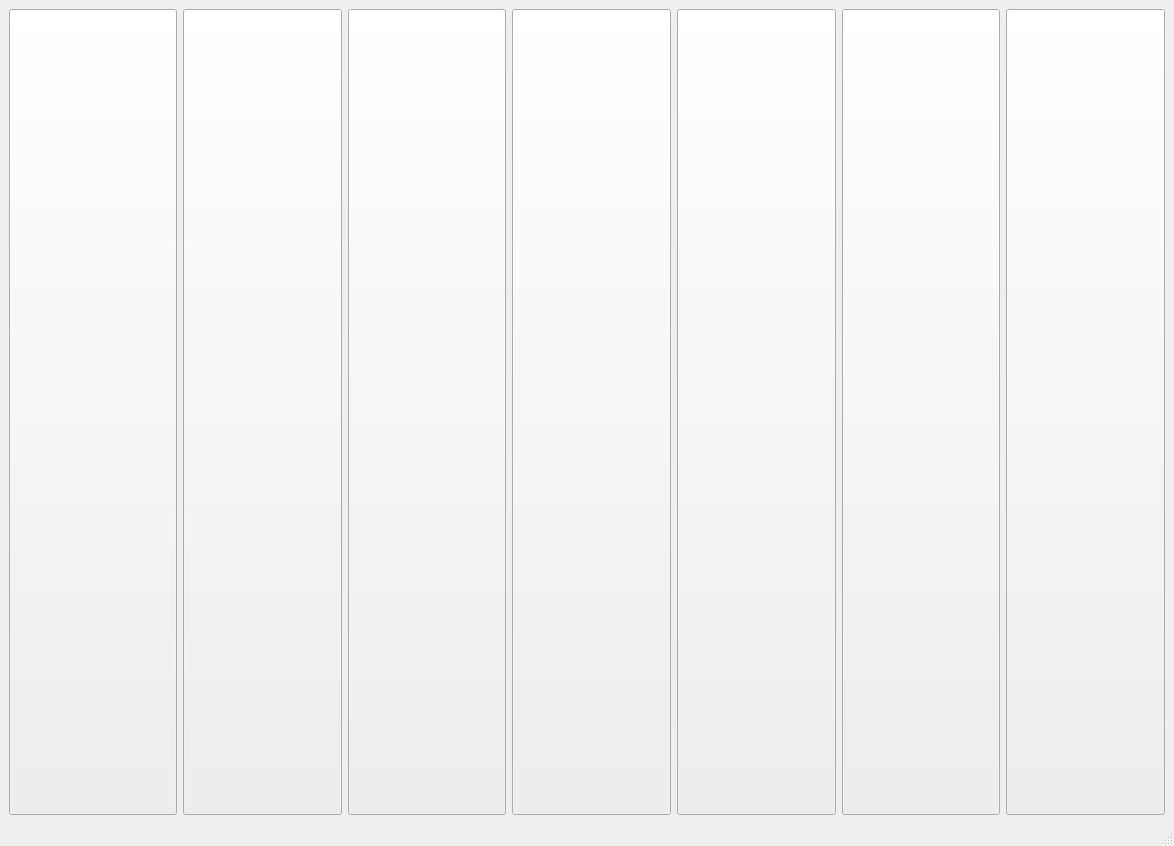
Before: the Qt Designer form QtApp/mainwindow.ui in iguoya/LInux, drawn with Qt 5.
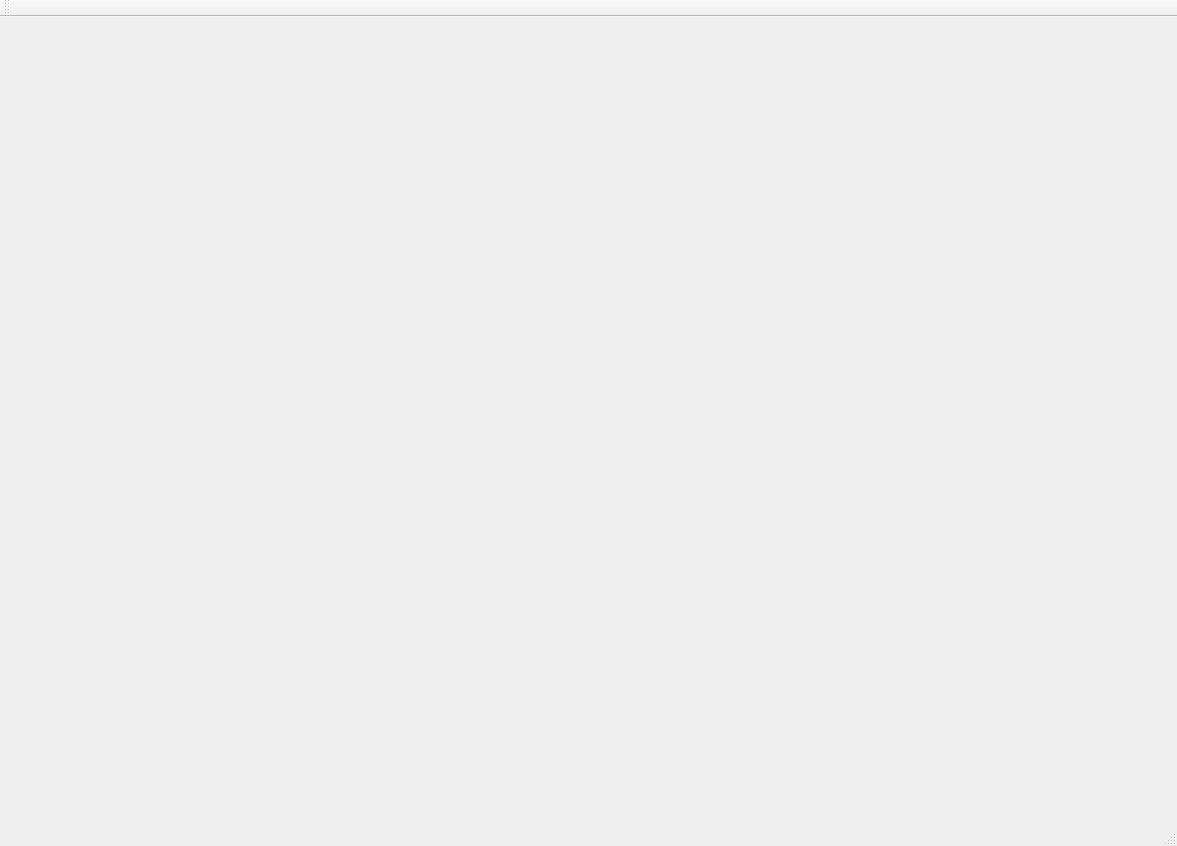
After: the same form once the commit is applied. Icons and pictures are not drawn.

```diff
--- a/QtApp/mainwindow.ui
+++ b/QtApp/mainwindow.ui
@@ -6,7 +6,7 @@
    <rect>
     <x>0</x>
     <y>0</y>
-    <width>1174</width>
+    <width>1177</width>
     <height>846</height>
    </rect>
   </property>
@@ -14,197 +14,8 @@
    <string>MainWindow</string>
   </property>
   <widget class="QWidget" name="centralwidget">
-   <layout class="QGridLayout" name="gridLayout_2" rowstretch="1,6">
+   <layout class="QGridLayout" name="gridLayout_2">
     <item row="0" column="0">
-     <layout class="QHBoxLayout" name="horizontalLayout">
-      <item>
-       <widget class="QToolButton" name="System">
-        <property name="sizePolicy">
-         <sizepolicy hsizetype="Preferred" vsizetype="Preferred">
-          <horstretch>0</horstretch>
-          <verstretch>0</verstretch>
-         </sizepolicy>
-        </property>
-        <property name="autoFillBackground">
-         <bool>false</bool>
-        </property>
-        <property name="styleSheet">
-         <string notr="true">image: url(:/images/systemcall.svg);</string>
-        </property>
-        <property name="text">
-         <string/>
-        </property>
-        <property name="iconSize">
-         <size>
-          <width>160</width>
-          <height>160</height>
-         </size>
-        </property>
-        <property name="toolButtonStyle">
-         <enum>Qt::ToolButtonIconOnly</enum>
-        </property>
-       </widget>
-      </item>
-      <item>
-       <widget class="QToolButton" name="Thread">
-        <property name="sizePolicy">
-         <sizepolicy hsizetype="Preferred" vsizetype="Preferred">
-          <horstretch>0</horstretch>
-          <verstretch>0</verstretch>
-         </sizepolicy>
-        </property>
-        <property name="autoFillBackground">
-         <bool>false</bool>
-        </property>
-        <property name="styleSheet">
-         <string notr="true">image: url(:/images/thread2.svg);</string>
-        </property>
-        <property name="text">
-         <string/>
-        </property>
-        <property name="iconSize">
-         <size>
-          <width>144</width>
-          <height>144</height>
-         </size>
-        </property>
-        <property name="toolButtonStyle">
-         <enum>Qt::ToolButtonIconOnly</enum>
-        </property>
-       </widget>
-      </item>
-      <item>
-       <widget class="QToolButton" name="Process">
-        <property name="sizePolicy">
-         <sizepolicy hsizetype="Preferred" vsizetype="Preferred">
-          <horstretch>0</horstretch>
-          <verstretch>0</verstretch>
-         </sizepolicy>
-        </property>
-        <property name="styleSheet">
-         <string notr="true">image: url(:/images/thread.svg);</string>
-        </property>
-        <property name="text">
-         <string/>
-        </property>
-        <property name="iconSize">
-         <size>
-          <width>96</width>
-          <height>96</height>
-         </size>
-        </property>
-        <property name="toolButtonStyle">
-         <enum>Qt::ToolButtonIconOnly</enum>
-        </property>
-       </widget>
-      </item>
-      <item>
-       <widget class="QToolButton" name="IPC">
-        <property name="sizePolicy">
-         <sizepolicy hsizetype="Preferred" vsizetype="Preferred">
-          <horstretch>0</horstretch>
-          <verstretch>0</verstretch>
-         </sizepolicy>
-        </property>
-        <property name="styleSheet">
-         <string notr="true">
-image: url(:/images/ipc.svg);</string>
-        </property>
-        <property name="text">
-         <string/>
-        </property>
-        <property name="iconSize">
-         <size>
-          <width>96</width>
-          <height>96</height>
-         </size>
-        </property>
-        <property name="toolButtonStyle">
-         <enum>Qt::ToolButtonIconOnly</enum>
-        </property>
-       </widget>
-      </item>
-      <item>
-       <widget class="QToolButton" name="Network">
-        <property name="sizePolicy">
-         <sizepolicy hsizetype="Preferred" vsizetype="Preferred">
-          <horstretch>0</horstretch>
-          <verstretch>0</verstretch>
-         </sizepolicy>
-        </property>
-        <property name="styleSheet">
-         <string notr="true">image: url(:/images/network.svg);</string>
-        </property>
-        <property name="text">
-         <string/>
-        </property>
-        <property name="iconSize">
-         <size>
-          <width>96</width>
-          <height>96</height>
-         </size>
-        </property>
-        <property name="toolButtonStyle">
-         <enum>Qt::ToolButtonTextUnderIcon</enum>
-        </property>
-       </widget>
-      </item>
-      <item>
-       <widget class="QToolButton" name="Kernel">
-        <property name="sizePolicy">
-         <sizepolicy hsizetype="Preferred" vsizetype="Preferred">
-          <horstretch>0</horstretch>
-          <verstretch>0</verstretch>
-         </sizepolicy>
-        </property>
-        <property name="contextMenuPolicy">
-         <enum>Qt::DefaultContextMenu</enum>
-        </property>
-        <property name="styleSheet">
-         <string notr="true">image: url(:/images/kernel.svg);</string>
-        </property>
-        <property name="text">
-         <string/>
-        </property>
-        <property name="iconSize">
-         <size>
-          <width>96</width>
-          <height>96</height>
-         </size>
-        </property>
-        <property name="toolButtonStyle">
-         <enum>Qt::ToolButtonTextUnderIcon</enum>
-        </property>
-       </widget>
-      </item>
-      <item>
-       <widget class="QToolButton" name="Driver">
-        <property name="sizePolicy">
-         <sizepolicy hsizetype="Preferred" vsizetype="Preferred">
-          <horstretch>0</horstretch>
-          <verstretch>0</verstretch>
-         </sizepolicy>
-        </property>
-        <property name="styleSheet">
-         <string notr="true">image: url(:/images/driver.svg);</string>
-        </property>
-        <property name="text">
-         <string/>
-        </property>
-        <property name="iconSize">
-         <size>
-          <width>96</width>
-          <height>96</height>
-         </size>
-        </property>
-        <property name="toolButtonStyle">
-         <enum>Qt::ToolButtonTextUnderIcon</enum>
-        </property>
-       </widget>
-      </item>
-     </layout>
-    </item>
-    <item row="1" column="0">
      <layout class="QGridLayout" name="gridLayout" columnstretch="1,5">
       <item row="0" column="0">
        <layout class="QVBoxLayout" name="LeftLayout"/>
@@ -227,6 +38,122 @@
    </property>
   </widget>
   <widget class="QStatusBar" name="statusbar"/>
+  <widget class="QToolBar" name="toolBar">
+   <property name="sizePolicy">
+    <sizepolicy hsizetype="Preferred" vsizetype="Fixed">
+     <horstretch>0</horstretch>
+     <verstretch>0</verstretch>
+    </sizepolicy>
+   </property>
+   <property name="minimumSize">
+    <size>
+     <width>0</width>
+     <height>0</height>
+    </size>
+   </property>
+   <property name="windowTitle">
+    <string>toolBar</string>
+   </property>
+   <property name="orientation">
+    <enum>Qt::Horizontal</enum>
+   </property>
+   <property name="iconSize">
+    <size>
+     <width>160</width>
+     <height>160</height>
+    </size>
+   </property>
+   <property name="toolButtonStyle">
+    <enum>Qt::ToolButtonTextUnderIcon</enum>
+   </property>
+   <attribute name="toolBarArea">
+    <enum>TopToolBarArea</enum>
+   </attribute>
+   <attribute name="toolBarBreak">
+    <bool>false</bool>
+   </attribute>
+  </widget>
+  <action name="action_system">
+   <property name="icon">
+    <iconset resource="resource.qrc">
+     <normaloff>:/images/system.svg</normaloff>:/images/system.svg</iconset>
+   </property>
+   <property name="text">
+    <string>系统函数</string>
+   </property>
+  </action>
+  <action name="action_thread">
+   <property name="icon">
+    <iconset resource="resource.qrc">
+     <normaloff>:/images/thread.svg</normaloff>:/images/thread.svg</iconset>
+   </property>
+   <property name="text">
+    <string>多线程</string>
+   </property>
+  </action>
+  <action name="action_process">
+   <property name="icon">
+    <iconset resource="resource.qrc">
+     <normaloff>:/images/process.svg</normaloff>:/images/process.svg</iconset>
+   </property>
+   <property name="text">
+    <string>进程管理</string>
+   </property>
+  </action>
+  <action name="action_ipc">
+   <property name="icon">
+    <iconset resource="resource.qrc">
+     <normaloff>:/images/communication.svg</normaloff>:/images/communication.svg</iconset>
+   </property>
+   <property name="text">
+    <string>进程间通信</string>
+   </property>
+  </action>
+  <action name="action_network">
+   <property name="icon">
+    <iconset resource="resource.qrc">
+     <normaloff>:/images/network.svg</normaloff>:/images/network.svg</iconset>
+   </property>
+   <property name="text">
+    <string>网络编程</string>
+   </property>
+  </action>
+  <action name="action_driver">
+   <property name="icon">
+    <iconset resource="resource.qrc">
+     <normaloff>:/images/driver.svg</normaloff>:/images/driver.svg</iconset>
+   </property>
+   <property name="text">
+    <string>驱动编程</string>
+   </property>
+   <property name="toolTip">
+    <string>驱动编程</string>
+   </property>
+  </action>
+  <action name="action_kernel">
+   <property name="icon">
+    <iconset resource="resource.qrc">
+     <normaloff>:/images/kernel.svg</normaloff>:/images/kernel.svg</iconset>
+   </property>
+   <property name="text">
+    <string>内核编程</string>
+   </property>
+   <property name="toolTip">
+    <string>内核编程</string>
+   </property>
+  </action>
+  <action name="action_exit">
+   <property name="icon">
+    <iconset resource="resource.qrc">
+     <normaloff>:/images/exit.svg</normaloff>:/images/exit.svg</iconset>
+   </property>
+   <property name="text">
+    <string>程序退出</string>
+   </property>
+   <property name="toolTip">
+    <string>程序退出</string>
+   </property>
+  </action>
  </widget>
  <resources/>
  <connections/>
```
Left out of the diff: 25 changed lines with no effect on the pictures.
